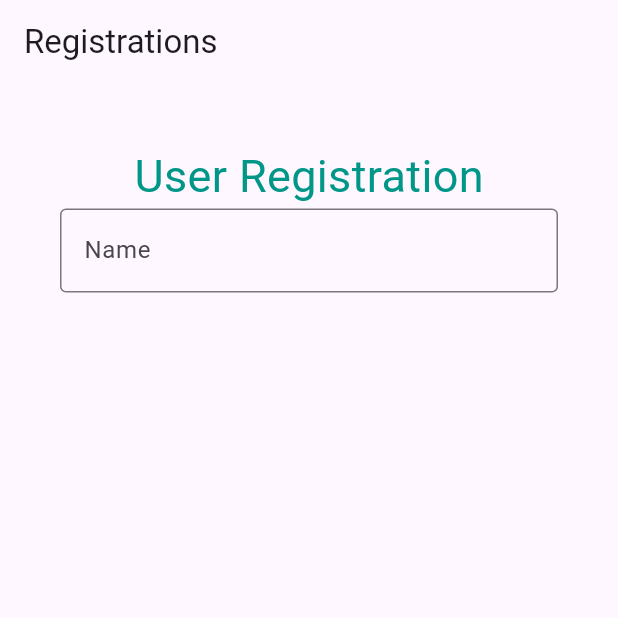
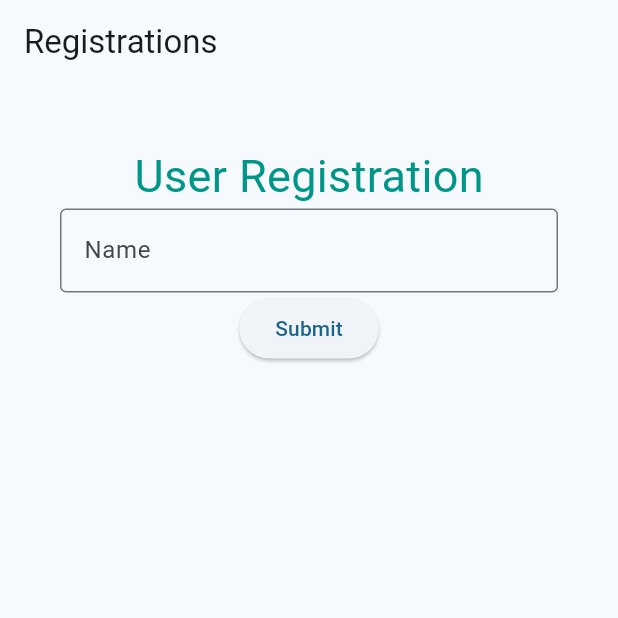
Before and after one commit to skillyheads/scet-flutter, a Flutter app: the screen it shows after launch, on a phone screen of 412 x 824 dp, the top half of it. Run offline on Flutter 3.47's test engine with Material 3 defaults, Android fonts, the phone set to English and light mode, and no system bars; our stand-ins replace shared_preferences.

Commit message:
upto form validation

```diff
--- a/registrations/lib/main.dart
+++ b/registrations/lib/main.dart
@@ -13,7 +13,7 @@ class MyApp extends StatelessWidget {
     return MaterialApp(
       title: 'Flutter Demo',
       theme: ThemeData(
-        colorScheme: ColorScheme.fromSeed(seedColor: Colors.deepPurple),
+        colorScheme: ColorScheme.fromSeed(seedColor: Colors.lightBlueAccent),
       ),
       home: const MyWidget(title: 'Registrations'),
     );
@@ -58,6 +58,8 @@ class _RegistrationState extends State<Registration> {
               ),
             ),
             TextFormField(
+              keyboardType: TextInputType.emailAddress,
+              obscureText: true,
               decoration: InputDecoration(
                 labelText: 'Name',
                 border: OutlineInputBorder(),
@@ -69,6 +71,16 @@ class _RegistrationState extends State<Registration> {
                 return null;
               },
             ),
+            ElevatedButton(
+              onPressed: () {
+                if (_formKey.currentState!.validate()) {
+                  ScaffoldMessenger.of(
+                    context,
+                  ).showSnackBar(SnackBar(content: Text('Form is valid!')));
+                }
+              },
+              child: Text('Submit'),
+            ),
           ],
         ),
       ),
```
